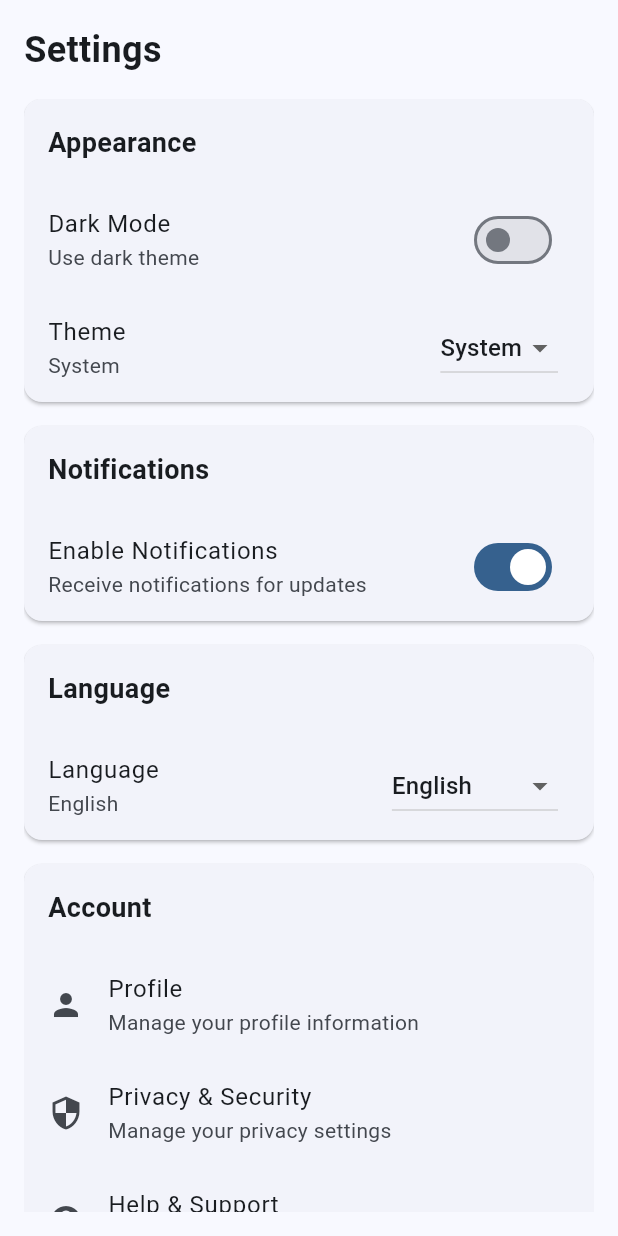
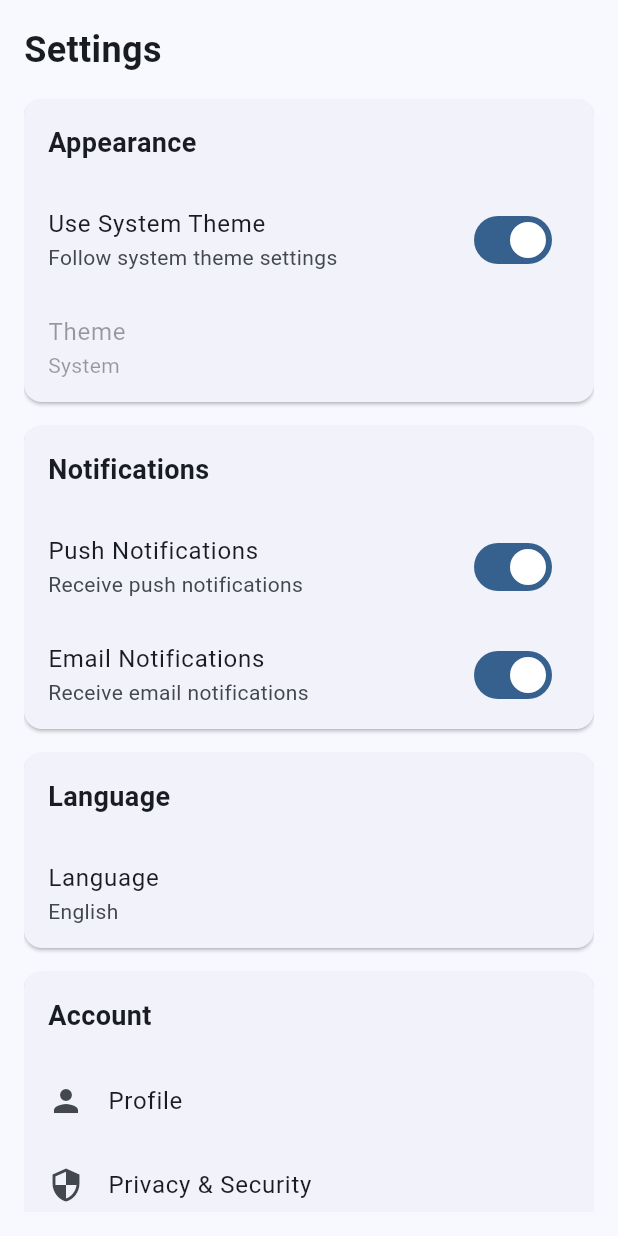
Before and after one commit to ashishtyagi10/nexus, a Flutter app: the SettingsScreen screen opened directly, on a phone screen of 412 x 824 dp. Run offline on Flutter 3.47's test engine with Material 3 defaults, Android fonts, the phone set to English and light mode, and no system bars; our stand-ins replace shared_preferences; accounts and stored records are empty.

```diff
--- /dev/null
+++ b/lib/providers/theme_provider.dart
@@ -0,0 +1,67 @@
+import 'package:flutter/material.dart';
+import 'package:shared_preferences/shared_preferences.dart';
+
+class ThemeProvider extends ChangeNotifier {
+  static const String _themeKey = 'theme_mode';
+  static const String _useSystemThemeKey = 'use_system_theme';
+
+  SharedPreferences? _prefs;
+  bool _useSystemTheme = true;
+  ThemeMode _themeMode = ThemeMode.system;
+
+  bool get useSystemTheme => _useSystemTheme;
+  ThemeMode get themeMode => _themeMode;
+
+  ThemeProvider() {
+    _loadTheme();
+  }
+
+  Future<void> _loadTheme() async {
+    try {
+      _prefs = await SharedPreferences.getInstance();
+      _useSystemTheme = _prefs?.getBool(_useSystemThemeKey) ?? true;
+      final savedThemeMode = _prefs?.getString(_themeKey);
+
+      if (savedThemeMode != null) {
+        _themeMode = ThemeMode.values.firstWhere(
+          (mode) => mode.toString() == savedThemeMode,
+          orElse: () => ThemeMode.system,
+        );
+      }
+
+      notifyListeners();
+    } catch (e) {
+      debugPrint('Error loading theme: $e');
+      // Use default values if there's an error
+      _useSystemTheme = true;
+      _themeMode = ThemeMode.system;
+      notifyListeners();
+    }
+  }
+
+  Future<void> setUseSystemTheme(bool value) async {
+    if (_useSystemTheme == value) return;
+
+    _useSystemTheme = value;
+    await _prefs?.setBool(_useSystemThemeKey, value);
+
+    if (value) {
+      _themeMode = ThemeMode.system;
+      await _prefs?.setString(_themeKey, ThemeMode.system.toString());
+    }
+
+    notifyListeners();
+  }
+
+  Future<void> setThemeMode(ThemeMode mode) async {
+    if (_themeMode == mode) return;
+
+    _themeMode = mode;
+    _useSystemTheme = mode == ThemeMode.system;
+
+    await _prefs?.setString(_themeKey, mode.toString());
+    await _prefs?.setBool(_useSystemThemeKey, _useSystemTheme);
+
+    notifyListeners();
+  }
+}
--- a/lib/screens/settings_screen.dart
+++ b/lib/screens/settings_screen.dart
@@ -1,50 +1,15 @@
 import 'package:flutter/material.dart';
+import 'package:provider/provider.dart';
+import '../providers/theme_provider.dart';
 
-class SettingsScreen extends StatefulWidget {
+class SettingsScreen extends StatelessWidget {
   const SettingsScreen({super.key});
 
   @override
-  State<SettingsScreen> createState() => _SettingsScreenState();
-}
-
-class _SettingsScreenState extends State<SettingsScreen> {
-  bool _darkMode = false;
-  bool _notifications = true;
-  String _selectedLanguage = 'English';
-  String _selectedTheme = 'System';
-
-  final List<String> _languages = [
-    'English',
-    'Spanish',
-    'French',
-    'German',
-    'Chinese',
-    'Japanese',
-    'Korean',
-    'Russian',
-    'Arabic',
-    'Hindi',
-    'Portuguese',
-    'Italian',
-    'Dutch',
-    'Swedish',
-    'Norwegian',
-    'Danish',
-    'Finnish',
-    'Greek',
-    'Turkish',
-    'Vietnamese',
-  ];
-
-  final List<String> _themes = [
-    'System',
-    'Light',
-    'Dark',
-  ];
-
-  @override
   Widget build(BuildContext context) {
-    return Padding(
+    return Scaffold(
+      body: SafeArea(
+        child: Padding(
           padding: const EdgeInsets.all(16.0),
           child: Column(
             crossAxisAlignment: CrossAxisAlignment.start,
@@ -63,35 +28,68 @@ class _SettingsScreenState extends State<SettingsScreen> {
                     _buildSection(
                       title: 'Appearance',
                       children: [
-                    SwitchListTile(
-                      title: const Text('Dark Mode'),
-                      subtitle: const Text('Use dark theme'),
-                      value: _darkMode,
+                        Consumer<ThemeProvider>(
+                          builder: (context, themeProvider, child) {
+                            return SwitchListTile(
+                              title: const Text('Use System Theme'),
+                              subtitle: const Text('Follow system theme settings'),
+                              value: themeProvider.useSystemTheme,
                               onChanged: (value) {
-                        setState(() {
-                          _darkMode = value;
-                        });
+                                themeProvider.setUseSystemTheme(value);
+                              },
+                            );
+                          },
+                        ),
+                        Consumer<ThemeProvider>(
+                          builder: (context, themeProvider, child) {
+                            return ListTile(
+                              title: const Text('Theme'),
+                              subtitle: Text(
+                                themeProvider.themeMode == ThemeMode.light
+                                    ? 'Light'
+                                    : themeProvider.themeMode == ThemeMode.dark
+                                        ? 'Dark'
+                                        : 'System',
+                              ),
+                              enabled: !themeProvider.useSystemTheme,
+                              onTap: !themeProvider.useSystemTheme
+                                  ? () {
+                                      showDialog(
+                                        context: context,
+                                        builder: (context) => AlertDialog(
+                                          title: const Text('Select Theme'),
+                                          content: Column(
+                                            mainAxisSize: MainAxisSize.min,
+                                            children: [
+                                              ListTile(
+                                                title: const Text('Light'),
+                                                onTap: () {
+                                                  themeProvider.setThemeMode(ThemeMode.light);
+                                                  Navigator.pop(context);
                                                 },
                                               ),
                                               ListTile(
-                      title: const Text('Theme'),
-                      subtitle: Text(_selectedTheme),
-                      trailing: DropdownButton<String>(
-                        value: _selectedTheme,
-                        onChanged: (value) {
-                          if (value != null) {
-                            setState(() {
-                              _selectedTheme = value;
-                            });
+                                                title: const Text('Dark'),
+                                                onTap: () {
+                                                  themeProvider.setThemeMode(ThemeMode.dark);
+                                                  Navigator.pop(context);
+                                                },
+                                              ),
+                                              ListTile(
+                                                title: const Text('System'),
+                                                onTap: () {
+                                                  themeProvider.setThemeMode(ThemeMode.system);
+                                                  Navigator.pop(context);
+                                                },
+                                              ),
+                                            ],
+                                          ),
+                                        ),
+                                      );
                                     }
+                                  : null,
+                            );
                           },
-                        items: _themes.map((theme) {
-                          return DropdownMenuItem<String>(
-                            value: theme,
-                            child: Text(theme),
-                          );
-                        }).toList(),
-                      ),
                         ),
                       ],
                     ),
@@ -99,13 +97,19 @@ class _SettingsScreenState extends State<SettingsScreen> {
                       title: 'Notifications',
                       children: [
                         SwitchListTile(
-                      title: const Text('Enable Notifications'),
-                      subtitle: const Text('Receive notifications for updates'),
-                      value: _notifications,
+                          title: const Text('Push Notifications'),
+                          subtitle: const Text('Receive push notifications'),
+                          value: true, // TODO: Implement notifications
                           onChanged: (value) {
-                        setState(() {
-                          _notifications = value;
-                        });
+                            // TODO: Implement notifications
+                          },
+                        ),
+                        SwitchListTile(
+                          title: const Text('Email Notifications'),
+                          subtitle: const Text('Receive email notifications'),
+                          value: true, // TODO: Implement notifications
+                          onChanged: (value) {
+                            // TODO: Implement notifications
                           },
                         ),
                       ],
@@ -115,23 +119,10 @@ class _SettingsScreenState extends State<SettingsScreen> {
                       children: [
                         ListTile(
                           title: const Text('Language'),
-                      subtitle: Text(_selectedLanguage),
-                      trailing: DropdownButton<String>(
-                        value: _selectedLanguage,
-                        onChanged: (value) {
-                          if (value != null) {
-                            setState(() {
-                              _selectedLanguage = value;
-                            });
-                          }
+                          subtitle: const Text('English'),
+                          onTap: () {
+                            // TODO: Implement language selection
                           },
-                        items: _languages.map((language) {
-                          return DropdownMenuItem<String>(
-                            value: language,
-                            child: Text(language),
-                          );
-                        }).toList(),
-                      ),
                         ),
                       ],
                     ),
@@ -141,33 +132,37 @@ class _SettingsScreenState extends State<SettingsScreen> {
                         ListTile(
                           leading: const Icon(Icons.person),
                           title: const Text('Profile'),
-                      subtitle: const Text('Manage your profile information'),
                           onTap: () {
-                        // TODO: Navigate to profile screen
+                            // TODO: Navigate to profile
                           },
                         ),
                         ListTile(
                           leading: const Icon(Icons.security),
                           title: const Text('Privacy & Security'),
-                      subtitle: const Text('Manage your privacy settings'),
                           onTap: () {
-                        // TODO: Navigate to privacy screen
+                            // TODO: Navigate to privacy settings
                           },
                         ),
                         ListTile(
                           leading: const Icon(Icons.help),
                           title: const Text('Help & Support'),
-                      subtitle: const Text('Get help with the app'),
                           onTap: () {
-                        // TODO: Navigate to help screen
+                            // TODO: Show help dialog
                           },
                         ),
                         ListTile(
                           leading: const Icon(Icons.info),
                           title: const Text('About'),
-                      subtitle: const Text('App version and information'),
                           onTap: () {
-                        // TODO: Show about dialog
+                            showAboutDialog(
+                              context: context,
+                              applicationName: 'Nexus',
+                              applicationVersion: '1.0.0',
+                              applicationIcon: const FlutterLogo(size: 64),
+                              children: [
+                                const Text('A modern contact management application.'),
+                              ],
+                            );
                           },
                         ),
                       ],
@@ -176,6 +171,8 @@ class _SettingsScreenState extends State<SettingsScreen> {
                 ),
               ),
             ],
+          ),
+        ),
       ),
     );
   }
@@ -190,7 +187,7 @@ class _SettingsScreenState extends State<SettingsScreen> {
         crossAxisAlignment: CrossAxisAlignment.start,
         children: [
           Padding(
-            padding: const EdgeInsets.all(16.0),
+            padding: const EdgeInsets.all(16),
             child: Text(
               title,
               style: const TextStyle(
```
Also changed, not shown: lib/main.dart (+30 -8 lines), lib/screens/contacts_screen.dart (+98 -5 lines), pubspec.yaml (+11 -4 lines), pubspec.lock, 22 other files. Lines whose indentation alone changed are shown as unchanged.
